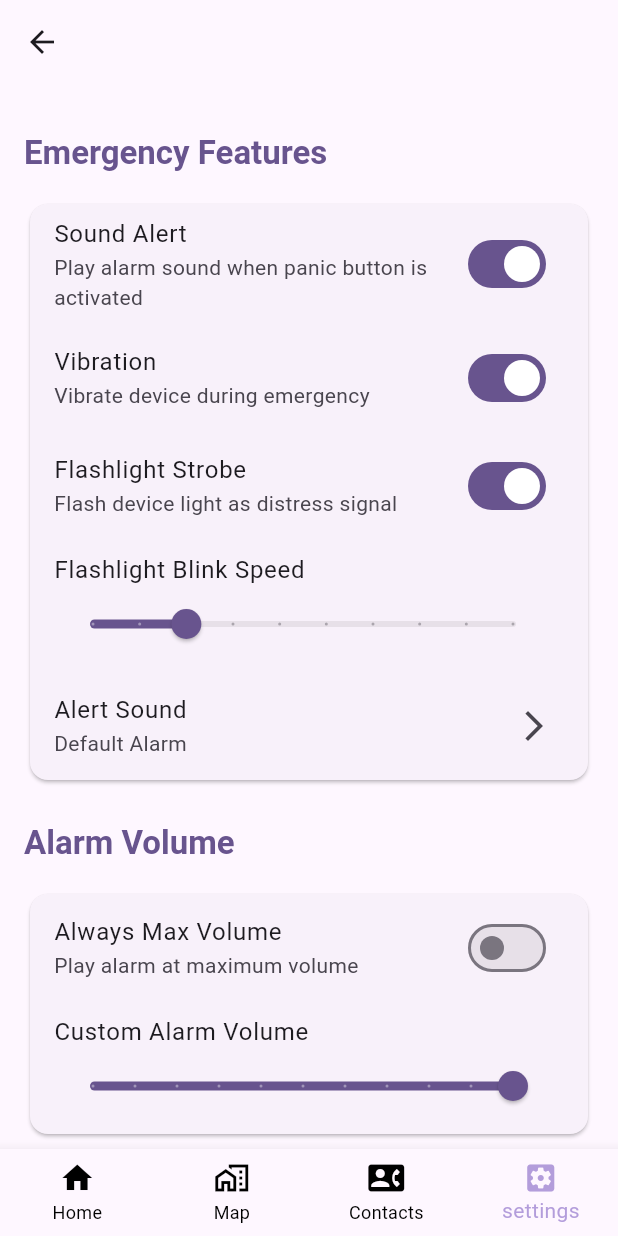
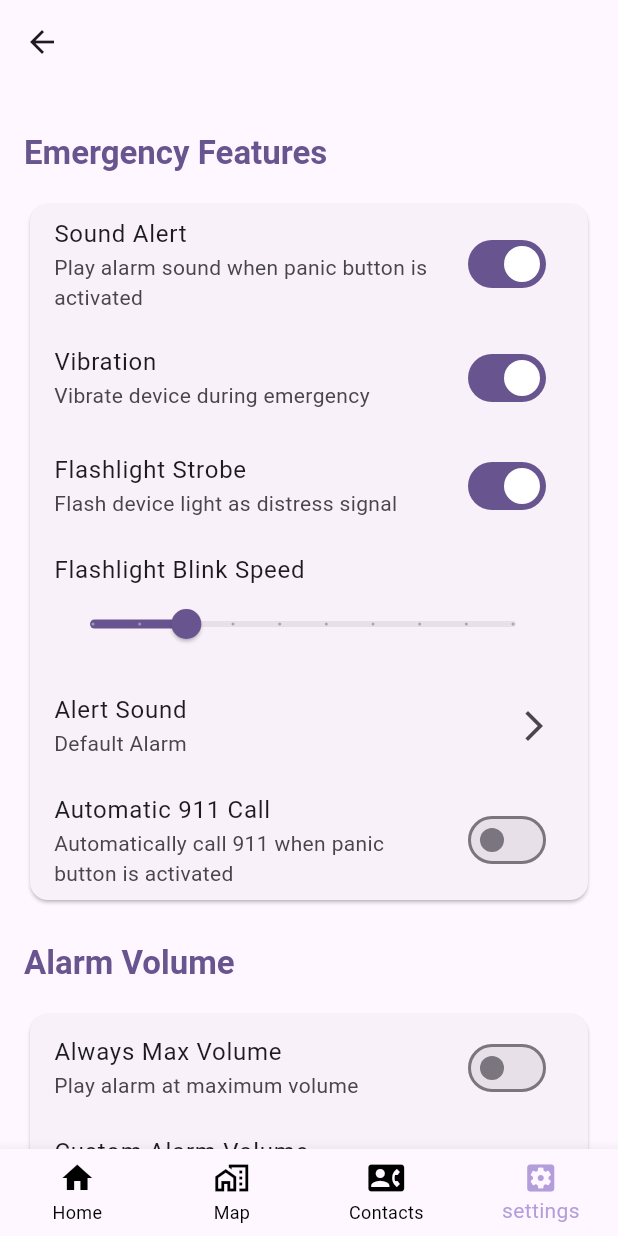
Before and after one commit to Durwen21/Night_Walkers_App, a Flutter app: the HomeScreen screen opened directly, item 4 of the bottom bar chosen, on a phone screen of 412 x 824 dp. Run offline on Flutter 3.47's test engine with Material 3 defaults, Android fonts, the phone set to English and light mode, and no system bars; our stand-ins replace audioplayers, connectivity_plus, flutter_compass, flutter_map, geolocator, latlong2 and 4 more; missing offline and left inert: telephony, torch_light, volume_controller; accounts and stored records are empty.

Commit message:
Add 911 call feature and integrate url_launcher plugin

```diff
--- a/lib/screens/homescreen.dart
+++ b/lib/screens/homescreen.dart
@@ -32,6 +32,7 @@ class _HomeScreenState extends State<HomeScreen> {
   bool _batterySaverEnabled = false;
   bool _alwaysMaxVolume = false;
   double _alarmVolume = 1.0;
+  bool _call911Enabled = false;
 
   @override
   void initState() {
@@ -55,6 +56,7 @@ class _HomeScreenState extends State<HomeScreen> {
       _batterySaverEnabled = prefs.getBool('battery_saver_enabled') ?? false;
       _alwaysMaxVolume = prefs.getBool('always_max_volume') ?? false;
       _alarmVolume = prefs.getDouble('alarm_volume') ?? 1.0;
+      _call911Enabled = prefs.getBool('call_911_enabled') ?? false;
     });
   }
 
@@ -98,6 +100,7 @@ class _HomeScreenState extends State<HomeScreen> {
                 batterySaverEnabled: _batterySaverEnabled,
                 alwaysMaxVolume: _alwaysMaxVolume,
                 alarmVolume: _alarmVolume,
+                call911Enabled: _call911Enabled,
               ),
             ),
           ),
@@ -184,7 +187,7 @@ class _HomeScreenState extends State<HomeScreen> {
       body: _screens[_selectedIndex],
       floatingActionButton: _selectedIndex == 0
           ? Padding(
-              padding: const EdgeInsets.only(bottom: 70.0), // just above the menu
+              padding: const EdgeInsets.only(bottom: 70.0),
               child: FloatingActionButton(
                 onPressed: _toggleFlashlight,
                 backgroundColor: _flashlightOn ? Colors.yellow : Colors.grey[800],
--- a/lib/screens/onboarding_screen.dart
+++ b/lib/screens/onboarding_screen.dart
@@ -65,7 +65,7 @@ class _OnboardingScreenState extends State<OnboardingScreen> {
                   else
                     const SizedBox(width: 64),
                   Row(
-                    children: List.generate(3, (index) => Container(
+                    children: List.generate(5, (index) => Container(
                       margin: const EdgeInsets.symmetric(horizontal: 4),
                       width: 10,
                       height: 10,
--- a/lib/screens/settings_screen.dart
+++ b/lib/screens/settings_screen.dart
@@ -22,8 +22,9 @@ class _SettingsScreenState extends State<SettingsScreen> {
   bool _confirmBeforeActivation = true;
   bool _sendLocationAsPlainText = true;
   bool _batterySaverEnabled = false;
-  bool _alwaysMaxVolume = false; // Add new setting variable for max volume toggle
-  double _alarmVolume = 1.0; // Add new setting variable for custom volume
+  bool _alwaysMaxVolume = false;
+  double _alarmVolume = 1.0;
+  bool _call911Enabled = false;
 
   final TextEditingController _messageController = TextEditingController();
 
@@ -66,8 +67,9 @@ class _SettingsScreenState extends State<SettingsScreen> {
       _messageController.text = _customMessage;
       _sendLocationAsPlainText = prefs.getBool('send_location_as_plain_text') ?? true;
       _batterySaverEnabled = prefs.getBool('battery_saver_enabled') ?? false;
-      _alwaysMaxVolume = prefs.getBool('always_max_volume') ?? false; // Load the new setting
-      _alarmVolume = prefs.getDouble('alarm_volume') ?? 1.0; // Load the new setting
+      _alwaysMaxVolume = prefs.getBool('always_max_volume') ?? false;
+      _alarmVolume = prefs.getDouble('alarm_volume') ?? 1.0;
+      _call911Enabled = prefs.getBool('call_911_enabled') ?? false;
     });
   }
 
@@ -224,6 +226,17 @@ class _SettingsScreenState extends State<SettingsScreen> {
                   );
                 },
               ),
+              SwitchListTile(
+                title: const Text('Automatic 911 Call'),
+                subtitle: const Text(
+                  'Automatically call 911 when panic button is activated',
+                ),
+                value: _call911Enabled,
+                onChanged: (value) {
+                  setState(() => _call911Enabled = value);
+                  _saveSetting('call_911_enabled', value);
+                },
+              ),
             ]),
 
             // Alarm Volume Controls
@@ -243,14 +256,14 @@ class _SettingsScreenState extends State<SettingsScreen> {
                   value: _alarmVolume,
                   min: 0.0,
                   max: 1.0,
-                  divisions: 10, // 0.0 to 1.0 in 0.1 increments
+                  divisions: 10,
                   label: '${(_alarmVolume * 100).round()}%',
                   onChanged: _alwaysMaxVolume ? null : (value) {
                     setState(() => _alarmVolume = value);
                     _saveSetting('alarm_volume', value);
                   },
                 ),
-                // Disable the ListTile if Always Max Volume is on
+                // Disables the ListTile if Always Max Volume is on
                 enabled: !_alwaysMaxVolume,
               ),
             ]),
--- a/lib/widgets/user_location_marker.dart
+++ b/lib/widgets/user_location_marker.dart
@@ -8,7 +8,7 @@ class UserLocationMarker extends StatelessWidget {
   @override
   Widget build(BuildContext context) {
     return Transform.rotate(
-      angle: (heading * (3.14159 / 180)), // Convert degrees to radians
+      angle: (heading * (3.14159 / 180)), // Converts degrees to radians
       child: Column(
         mainAxisSize: MainAxisSize.min,
         children: [
--- a/pubspec.yaml
+++ b/pubspec.yaml
@@ -43,6 +43,7 @@ dependencies:
   latlong2: ^0.9.0
   flutter_compass: ^0.8.1
   volume_controller: ^3.4.0
+  url_launcher: ^6.2.6
 
 
   # The following adds the Cupertino Icons font to your application.
```
Also changed, not shown: lib/widgets/panic_button.dart (+37 -1 lines), pubspec.lock, 5 other files.
